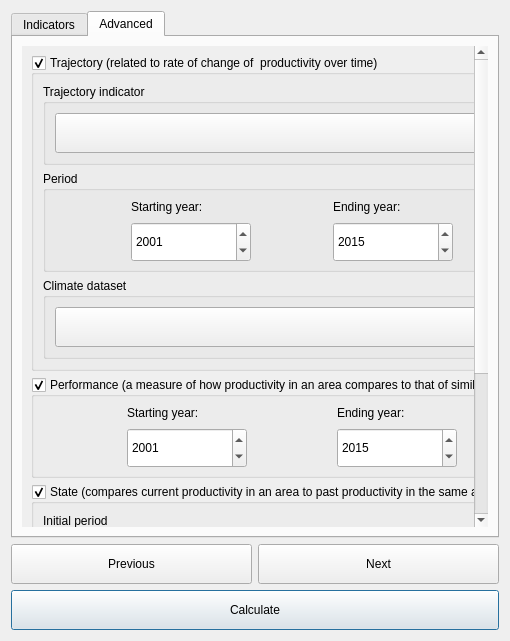
Qt form LDMP/gui/DlgCalculateProd.ui (ConservationInternational/trends.earth) before a commit.
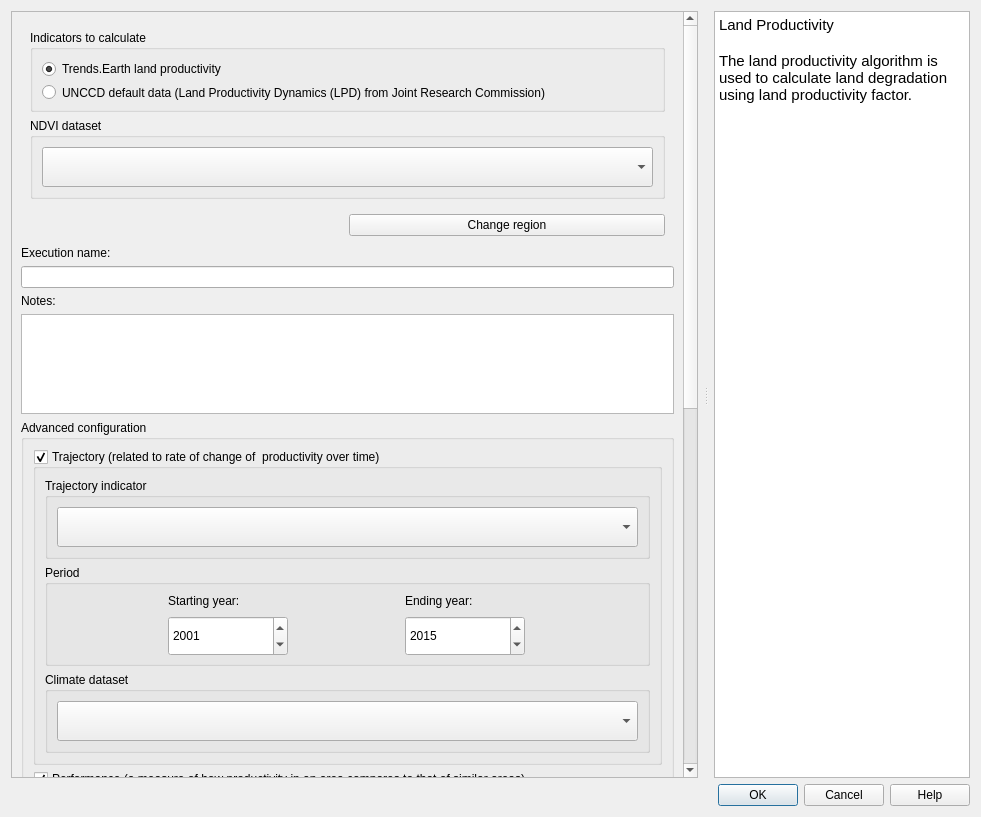
The same form after that commit. The open tabs and pages were chosen to show the change. Custom widgets are drawn as their Qt base class.

Commit message:
Algorithm dialog updates (#444)
Introduce refactored algorithm execution dialogues

What changed in the file:
```diff
--- a/LDMP/gui/DlgCalculateProd.ui
+++ b/LDMP/gui/DlgCalculateProd.ui
@@ -6,8 +6,8 @@
    <rect>
     <x>0</x>
     <y>0</y>
-    <width>510</width>
-    <height>641</height>
+    <width>981</width>
+    <height>817</height>
    </rect>
   </property>
   <property name="sizePolicy">
@@ -25,29 +25,68 @@
   <property name="windowTitle">
    <string>Calculate Productivity</string>
   </property>
-  <layout class="QVBoxLayout" name="verticalLayout_2">
+  <layout class="QVBoxLayout" name="verticalLayout">
    <item>
-    <widget class="QTabWidget" name="TabBox">
-     <property name="minimumSize">
-      <size>
-       <width>0</width>
-       <height>0</height>
-      </size>
+    <widget class="QSplitter" name="splitter">
+     <property name="orientation">
+      <enum>Qt::Horizontal</enum>
      </property>
-     <property name="maximumSize">
-      <size>
-       <width>16777215</width>
-       <height>16777215</height>
-      </size>
+     <property name="handleWidth">
+      <number>16</number>
      </property>
-     <property name="currentIndex">
+     <widget class="QFrame" name="configurations">
+      <property name="sizePolicy">
+       <sizepolicy hsizetype="Expanding" vsizetype="Expanding">
+        <horstretch>2</horstretch>
+        <verstretch>0</verstretch>
+       </sizepolicy>
+      </property>
+      <property name="frameShape">
+       <enum>QFrame::NoFrame</enum>
+      </property>
+      <property name="frameShadow">
+       <enum>QFrame::Raised</enum>
+      </property>
+      <layout class="QVBoxLayout" name="verticalLayout_10">
+       <property name="leftMargin">
       <number>0</number>
      </property>
-     <widget class="QWidget" name="IndicatorsTab">
-      <attribute name="title">
-       <string>Indicators</string>
-      </attribute>
-      <layout class="QVBoxLayout" name="verticalLayout_4">
+       <property name="topMargin">
+        <number>0</number>
+       </property>
+       <property name="rightMargin">
+        <number>0</number>
+       </property>
+       <property name="bottomMargin">
+        <number>0</number>
+       </property>
+       <item>
+        <widget class="QScrollArea" name="scrollArea">
+         <property name="horizontalScrollBarPolicy">
+          <enum>Qt::ScrollBarAlwaysOff</enum>
+         </property>
+         <property name="widgetResizable">
+          <bool>true</bool>
+         </property>
+         <widget class="QWidget" name="scrollAreaWidgetContents">
+          <property name="geometry">
+           <rect>
+            <x>0</x>
+            <y>0</y>
+            <width>675</width>
+            <height>780</height>
+           </rect>
+          </property>
+          <layout class="QVBoxLayout" name="verticalLayout_3">
+           <item>
+            <widget class="QFrame" name="setup_frame">
+             <property name="frameShape">
+              <enum>QFrame::NoFrame</enum>
+             </property>
+             <property name="frameShadow">
+              <enum>QFrame::Raised</enum>
+             </property>
+             <layout class="QVBoxLayout" name="verticalLayout_5">
        <item>
         <widget class="QGroupBox" name="groupBox_lpd_mode">
          <property name="sizePolicy">
@@ -131,7 +170,7 @@
          <property name="flat">
           <bool>true</bool>
          </property>
-         <layout class="QVBoxLayout" name="verticalLayout_3">
+                <layout class="QVBoxLayout" name="verticalLayout_4">
           <item>
            <widget class="QComboBox" name="dataset_ndvi">
             <property name="sizePolicy">
@@ -151,54 +190,91 @@
          </layout>
         </widget>
        </item>
+             </layout>
+            </widget>
+           </item>
        <item>
-        <spacer name="verticalSpacer">
-         <property name="orientation">
-          <enum>Qt::Vertical</enum>
-         </property>
-         <property name="sizeHint" stdset="0">
-          <size>
-           <width>20</width>
-           <height>0</height>
-          </size>
-         </property>
-        </spacer>
-       </item>
-      </layout>
-     </widget>
-     <widget class="QWidget" name="AdvancedTab">
-      <attribute name="title">
-       <string>Advanced</string>
-      </attribute>
-      <layout class="QVBoxLayout" name="verticalLayout_7">
+            <layout class="QHBoxLayout" name="horizontalLayout">
+             <property name="leftMargin">
+              <number>5</number>
+             </property>
+             <property name="rightMargin">
+              <number>9</number>
+             </property>
+             <property name="bottomMargin">
+              <number>4</number>
+             </property>
+             <item>
+              <widget class="QLabel" name="region_la">
+               <property name="toolTip">
+                <string>The current selected region of interest</string>
+               </property>
+               <property name="text">
+                <string/>
+               </property>
+               <property name="wordWrap">
+                <bool>true</bool>
+               </property>
+              </widget>
+             </item>
+             <item>
+              <widget class="QPushButton" name="region_button">
+               <property name="toolTip">
+                <string>&lt;html&gt;&lt;head/&gt;&lt;body&gt;&lt;p&gt;Opens settings dialog in order to change region of interest.&lt;/p&gt;&lt;p&gt;&lt;br/&gt;&lt;/p&gt;&lt;/body&gt;&lt;/html&gt;</string>
+               </property>
+               <property name="text">
+                <string>Change region</string>
+               </property>
+              </widget>
+             </item>
+            </layout>
+           </item>
+           <item>
+            <widget class="QLabel" name="execution_name_la">
+             <property name="text">
+              <string>Execution name:</string>
+             </property>
+            </widget>
+           </item>
        <item>
-        <widget class="QScrollArea" name="scrollArea">
+            <widget class="QLineEdit" name="execution_name_le"/>
+           </item>
+           <item>
+            <widget class="QLabel" name="task_notes_la">
+             <property name="text">
+              <string>Notes:</string>
+             </property>
+            </widget>
+           </item>
+           <item>
+            <widget class="QTextEdit" name="task_notes">
          <property name="sizePolicy">
-          <sizepolicy hsizetype="Preferred" vsizetype="Expanding">
+              <sizepolicy hsizetype="Expanding" vsizetype="Minimum">
            <horstretch>0</horstretch>
            <verstretch>0</verstretch>
           </sizepolicy>
          </property>
-         <property name="frameShape">
-          <enum>QFrame::NoFrame</enum>
-         </property>
-         <property name="frameShadow">
-          <enum>QFrame::Plain</enum>
-         </property>
-         <property name="horizontalScrollBarPolicy">
-          <enum>Qt::ScrollBarAlwaysOff</enum>
-         </property>
-         <property name="widgetResizable">
+             <property name="minimumSize">
+              <size>
+               <width>0</width>
+               <height>0</height>
+              </size>
+             </property>
+             <property name="maximumSize">
+              <size>
+               <width>16777215</width>
+               <height>100</height>
+              </size>
+             </property>
+            </widget>
+           </item>
+           <item>
+            <widget class="QgsCollapsibleGroupBox" name="advance_configurations">
+             <property name="title">
+              <string>Advanced configuration</string>
+             </property>
+             <property name="collapsed">
           <bool>true</bool>
-         </property>
-         <widget class="QWidget" name="scrollAreaWidgetContents">
-          <property name="geometry">
-           <rect>
-            <x>0</x>
-            <y>0</y>
-            <width>492</width>
-            <height>638</height>
-           </rect>
           </property>
           <layout class="QVBoxLayout" name="verticalLayout_9">
            <item>
@@ -212,7 +288,7 @@
              <property name="checked">
               <bool>true</bool>
              </property>
-             <layout class="QVBoxLayout" name="verticalLayout">
+                <layout class="QVBoxLayout" name="verticalLayout_2">
               <item>
                <widget class="QGroupBox" name="groupBox_4">
                 <property name="sizePolicy">
@@ -552,7 +628,7 @@
              <property name="checkable">
               <bool>true</bool>
              </property>
-             <layout class="QVBoxLayout" name="verticalLayout_5">
+                <layout class="QVBoxLayout" name="verticalLayout_7">
               <item>
                <widget class="QGroupBox" name="groupBox_state_baseline">
                 <property name="title">
@@ -860,83 +936,74 @@
            </item>
           </layout>
          </widget>
-        </widget>
-       </item>
-      </layout>
-     </widget>
-    </widget>
-   </item>
+           </item>
    <item>
-    <layout class="QGridLayout" name="gridLayout">
-     <item row="1" column="0" colspan="2">
-      <widget class="QPushButton" name="button_calculate">
-       <property name="sizePolicy">
-        <sizepolicy hsizetype="Minimum" vsizetype="Minimum">
-         <horstretch>0</horstretch>
-         <verstretch>0</verstretch>
-        </sizepolicy>
-       </property>
-       <property name="minimumSize">
+            <spacer name="verticalSpacer">
+             <property name="orientation">
+              <enum>Qt::Vertical</enum>
+             </property>
+             <property name="sizeHint" stdset="0">
         <size>
-         <width>0</width>
-         <height>40</height>
-        </size>
-       </property>
-       <property name="text">
-        <string>Calculate</string>
-       </property>
-      </widget>
-     </item>
-     <item row="0" column="0">
-      <widget class="QPushButton" name="button_prev">
+               <width>20</width>
+               <height>298</height>
+              </size>
+             </property>
+            </spacer>
+           </item>
+          </layout>
+         </widget>
+        </widget>
+       </item>
+      </layout>
+     </widget>
+     <widget class="QTextBrowser" name="alg_help">
        <property name="sizePolicy">
-        <sizepolicy hsizetype="Minimum" vsizetype="Minimum">
+       <sizepolicy hsizetype="Expanding" vsizetype="Expanding">
          <horstretch>0</horstretch>
          <verstretch>0</verstretch>
         </sizepolicy>
        </property>
-       <property name="minimumSize">
-        <size>
-         <width>0</width>
-         <height>40</height>
-        </size>
-       </property>
-       <property name="text">
-        <string>Previous</string>
-       </property>
-      </widget>
-     </item>
-     <item row="0" column="1">
-      <widget class="QPushButton" name="button_next">
-       <property name="sizePolicy">
-        <sizepolicy hsizetype="Minimum" vsizetype="Minimum">
-         <horstretch>0</horstretch>
-         <verstretch>0</verstretch>
-        </sizepolicy>
-       </property>
-       <property name="minimumSize">
-        <size>
-         <width>0</width>
-         <height>40</height>
-        </size>
-       </property>
-       <property name="text">
-        <string>Next</string>
-       </property>
+      <property name="accessibleName">
+       <string/>
+      </property>
+      <property name="html">
+       <string>&lt;!DOCTYPE HTML PUBLIC &quot;-//W3C//DTD HTML 4.0//EN&quot; &quot;http://www.w3.org/TR/REC-html40/strict.dtd&quot;&gt;
+&lt;html&gt;&lt;head&gt;&lt;meta name=&quot;qrichtext&quot; content=&quot;1&quot; /&gt;&lt;style type=&quot;text/css&quot;&gt;
+p, li { white-space: pre-wrap; }
+&lt;/style&gt;&lt;/head&gt;&lt;body style=&quot; font-family:'Ubuntu'; font-size:11pt; font-weight:400; font-style:normal;&quot;&gt;
+&lt;p style=&quot; margin-top:0px; margin-bottom:0px; margin-left:0px; margin-right:0px; -qt-block-indent:0; text-indent:0px;&quot;&gt;Land Productivity&lt;/p&gt;
+&lt;p style=&quot;-qt-paragraph-type:empty; margin-top:0px; margin-bottom:0px; margin-left:0px; margin-right:0px; -qt-block-indent:0; text-indent:0px; font-weight:600;&quot;&gt;&lt;br /&gt;&lt;/p&gt;
+&lt;p style=&quot; margin-top:0px; margin-bottom:0px; margin-left:0px; margin-right:0px; -qt-block-indent:0; text-indent:0px;&quot;&gt;The land productivity algorithm is used to calculate land degradation using land productivity factor.&lt;/p&gt;&lt;/body&gt;&lt;/html&gt;</string>
+      </property>
+      <property name="openExternalLinks">
+       <bool>true</bool>
+      </property>
+      <property name="openLinks">
+       <bool>false</bool>
+      </property>
+     </widget>
+    </widget>
+   </item>
+   <item>
+    <widget class="QDialogButtonBox" name="button_box">
+     <property name="orientation">
+      <enum>Qt::Horizontal</enum>
+     </property>
+     <property name="standardButtons">
+      <set>QDialogButtonBox::Cancel|QDialogButtonBox::Help|QDialogButtonBox::Ok</set>
+     </property>
       </widget>
      </item>
     </layout>
-   </item>
-  </layout>
  </widget>
- <tabstops>
-  <tabstop>TabBox</tabstop>
-  <tabstop>button_prev</tabstop>
-  <tabstop>button_next</tabstop>
-  <tabstop>button_calculate</tabstop>
-  <tabstop>traj_indic</tabstop>
-  <tabstop>traj_climate</tabstop>
- </tabstops>
+ <customwidgets>
+  <customwidget>
+   <class>QgsCollapsibleGroupBox</class>
+   <extends>QGroupBox</extends>
+   <header>qgis.gui</header>
+   <container>1</container>
+  </customwidget>
+ </customwidgets>
  <resources/>
  <connections/>
 </ui>
```
Left out of the diff: 37 changed lines with no effect on the pictures. Lines whose indentation alone changed are shown as unchanged. The commit also changes 20 other files.
